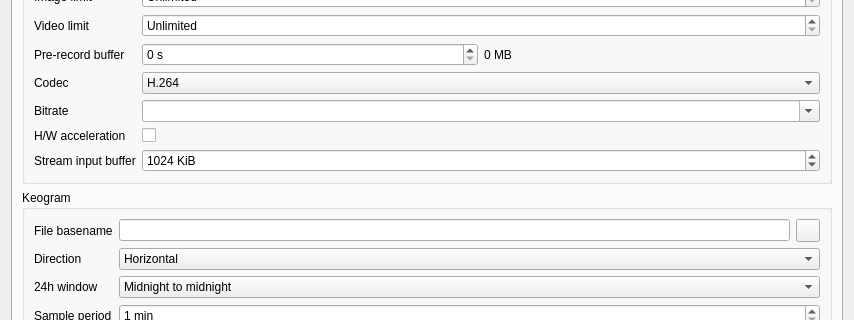
Before: the Qt Designer form plugins/feature/camera/camerasettingsdialog.ui in srcejon/sdrangel, drawn with Qt 5; both pictures show x 0 to 854 and y 174 to 494 of the 854 by 908 pixel window.
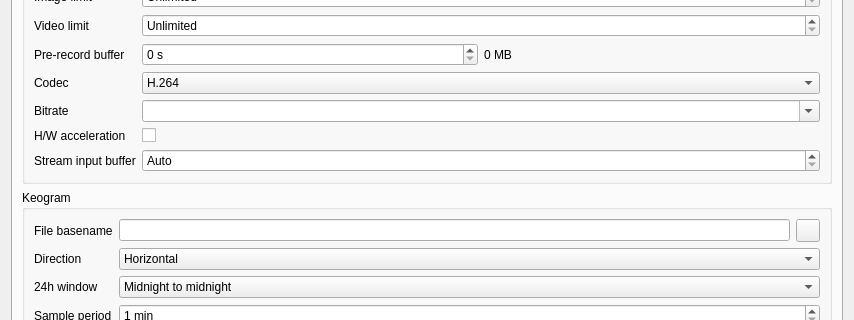
After: the same form once the commit is applied. The open tabs and pages were chosen to show the change. Icons and pictures are not drawn. Custom widgets are drawn as their Qt base class.

Commit message: Default camera stream buffer to FFmpeg auto

```diff
--- a/plugins/feature/camera/camerasettingsdialog.ui
+++ b/plugins/feature/camera/camerasettingsdialog.ui
@@ -4103,13 +4103,16 @@
           <item row="9" column="1">
            <widget class="QSpinBox" name="streamInputBufferSizeSpin">
             <property name="toolTip">
-             <string>FFmpeg input/protocol buffer size for stream: sources</string>
+             <string>Optional FFmpeg input/protocol buffer size for stream: sources; Auto uses FFmpeg defaults</string>
+            </property>
+            <property name="specialValueText">
+             <string>Auto</string>
             </property>
             <property name="suffix">
              <string> KiB</string>
             </property>
             <property name="minimum">
-             <number>64</number>
+             <number>0</number>
             </property>
             <property name="maximum">
              <number>65536</number>
@@ -4118,7 +4121,7 @@
              <number>256</number>
             </property>
             <property name="value">
-             <number>1024</number>
+             <number>0</number>
             </property>
            </widget>
           </item>
```
The commit also changes 4 other files.
